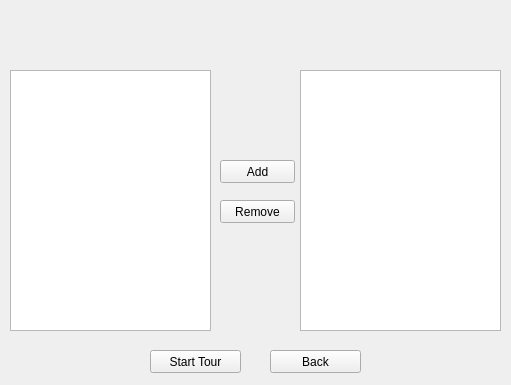
First picture: the form in customtour.ui, repository DuncanBauer/WineryTours, before the edit.
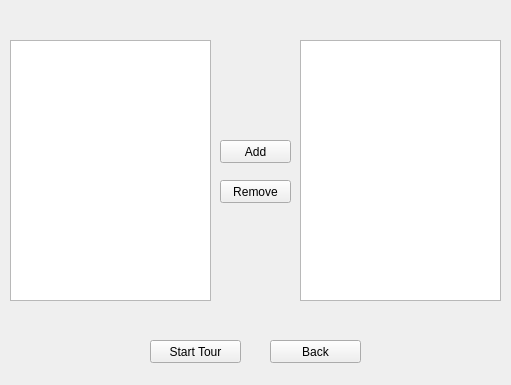
Second picture: the form after the edit.

What changed in the file:
```diff
--- a/customtour.ui
+++ b/customtour.ui
@@ -29,8 +29,8 @@
    <property name="geometry">
     <rect>
      <x>220</x>
-     <y>160</y>
-     <width>75</width>
+     <y>140</y>
+     <width>71</width>
      <height>23</height>
     </rect>
    </property>
@@ -42,7 +42,7 @@
    <property name="geometry">
     <rect>
      <x>150</x>
-     <y>350</y>
+     <y>340</y>
      <width>91</width>
      <height>23</height>
     </rect>
@@ -55,8 +55,8 @@
    <property name="geometry">
     <rect>
      <x>220</x>
-     <y>200</y>
-     <width>75</width>
+     <y>180</y>
+     <width>71</width>
      <height>23</height>
     </rect>
    </property>
@@ -68,7 +68,7 @@
    <property name="geometry">
     <rect>
      <x>10</x>
-     <y>70</y>
+     <y>40</y>
      <width>201</width>
      <height>261</height>
     </rect>
@@ -78,7 +78,7 @@
    <property name="geometry">
     <rect>
      <x>300</x>
-     <y>70</y>
+     <y>40</y>
      <width>201</width>
      <height>261</height>
     </rect>
@@ -88,7 +88,7 @@
    <property name="geometry">
     <rect>
      <x>270</x>
-     <y>350</y>
+     <y>340</y>
      <width>91</width>
      <height>23</height>
     </rect>
```
